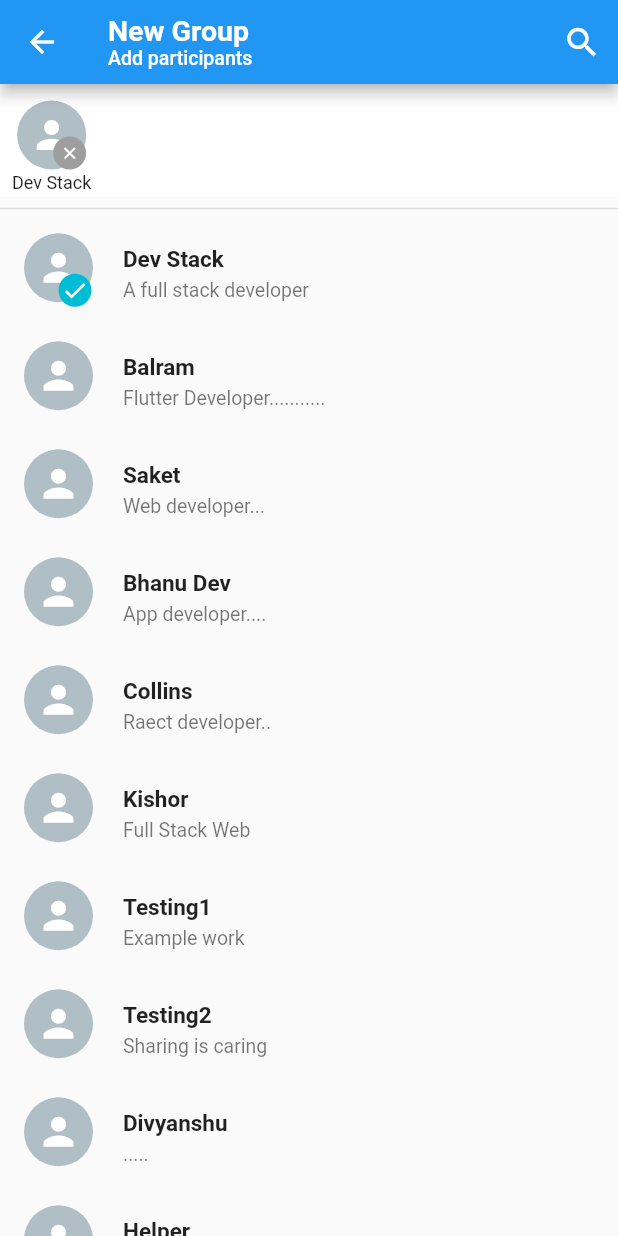
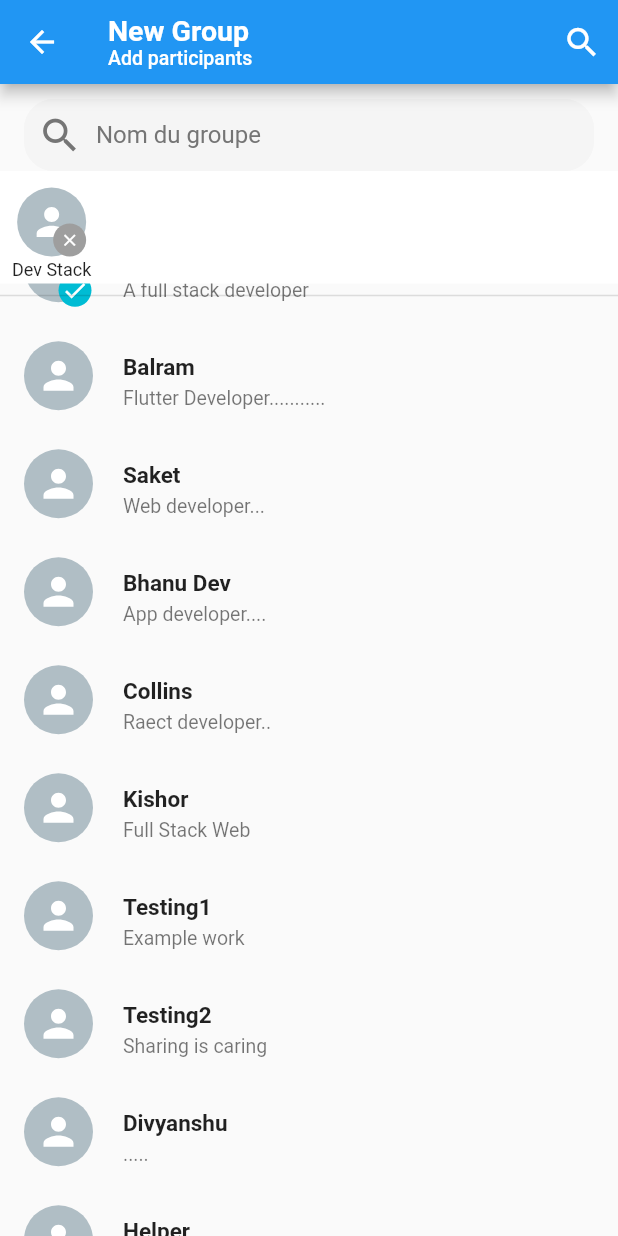
Before and after one commit to kocice/chatApp, a Flutter app: the CreateGroup screen opened directly, after a tap on "Dev Stack", on a phone screen of 412 x 824 dp. Run offline on Flutter 3.47's test engine with Material 2 defaults, Android fonts, the phone set to English and light mode, and no system bars; our stand-ins replace flutter_svg; missing offline and left inert: flutter_sms; network calls fail.

Commit message:
first commit

```diff
--- a/lib/screens/CreateGroup.dart
+++ b/lib/screens/CreateGroup.dart
@@ -5,10 +5,11 @@ import 'package:chatapp/CustomUI/AvatarCard.dart';
 import 'package:chatapp/CustomUI/ContactCard.dart';
 import 'package:chatapp/models/ChatModel.dart';
 
+import '../models/groupModel.dart';
+import 'homePage.dart';
+
 class CreateGroup extends StatefulWidget {
   const CreateGroup({Key? key}) : super(key: key);
-
-  // get contacts => contacts;
 
   @override
   _CreateGroupState createState() => _CreateGroupState();
@@ -30,7 +31,7 @@ class _CreateGroupState extends State<CreateGroup> {
     ChatModel(id: 11, name: "Koné mamadou", status: "Dev"),
   ];
 
-  List<ChatModel> groups = [];
+  List<groupModel> groups = [];
 
   List<ChatModel> groupmember = [];
 
@@ -67,8 +68,18 @@ class _CreateGroupState extends State<CreateGroup> {
         ],
       ),
       // floatingActionButton: FloatingActionButton(
-      //     backgroundColor: const Color(0xFF128C7E),
-      //     onPressed: () {},
+      //     backgroundColor: Colors.blue,
+      //     onPressed: () {
+      //       if (groupmember.isNotEmpty) {
+      //         groupModel group = groupModel(groupName:"test", members:groupmember);
+      //         groups.add(group);
+      //         print(groups);
+      //         Navigator.push(
+      //             context,
+      //             MaterialPageRoute(builder: (builder) => const HomePage())
+      //         );
+      //       }
+      //     },
       //     child: const Icon(Icons.arrow_forward)),
       body: Stack(
         children: [
@@ -93,7 +104,7 @@ class _CreateGroupState extends State<CreateGroup> {
                     });
                   },
                   child: ContactCard(
-                    contact: contacts[index-1],
+                    contact: contacts[index - 1],
                   ),
                 );
               }),
@@ -101,6 +112,56 @@ class _CreateGroupState extends State<CreateGroup> {
               ? Align(
                   child: Column(
                     children: [
+                      Padding(
+                        padding:
+                            const EdgeInsets.only(top: 10, left: 16, right: 16),
+                        child: TextField(
+                          decoration: InputDecoration(
+                            hintText: "Nom du groupe",
+                            hintStyle: TextStyle(color: Colors.grey.shade600),
+                            prefixIcon: Icon(
+                              Icons.search,
+                              color: Colors.grey.shade600,
+                              size: 30,
+                            ),
+                            filled: true,
+                            fillColor: Colors.grey.shade100,
+                            contentPadding: const EdgeInsets.all(8),
+                            enabledBorder: OutlineInputBorder(
+                                borderRadius: BorderRadius.circular(20),
+                                borderSide:
+                                    BorderSide(color: Colors.grey.shade100)),
+                          ),
+                          onSubmitted: (String value) async {
+                            await showDialog<void>(
+                              context: context,
+                              builder: (BuildContext context) {
+                                return AlertDialog(
+                                  title: const Text('Merci!'),
+                                  content: Text(
+                                      'Groupe "$value", créé'),
+                                  actions: <Widget>[
+                                    TextButton(
+                                      onPressed: () {
+                                        if (groupmember.isNotEmpty) {
+                                          groupModel group = groupModel(groupName:"test", members:groupmember);
+                                          groups.add(group);
+                                          print(groups);
+                                          Navigator.push(
+                                              context,
+                                              MaterialPageRoute(builder: (builder) => const HomePage())
+                                          );
+                                        }
+                                      },
+                                      child: const Text('OK'),
+                                    ),
+                                  ],
+                                );
+                              },
+                            );
+                          },
+                        ),
+                      ),
                       Container(
                         height: 75,
                         color: Colors.white,
--- a/pubspec.yaml
+++ b/pubspec.yaml
@@ -46,6 +46,7 @@ dev_dependencies:
   # package. See that file for information about deactivating specific lint
   # rules and activating additional ones.
   flutter_lints: ^1.0.0
+  flutter_sms: ^2.3.2
 
 # For information on the generic Dart part of this file, see the
 # following page: https://dart.dev/tools/pub/pubspec
```
Also changed, not shown: lib/models/chatUsersModel.dart (+0 -11 lines), lib/screens/homePage.dart (+13 -0 lines), pubspec.lock.
